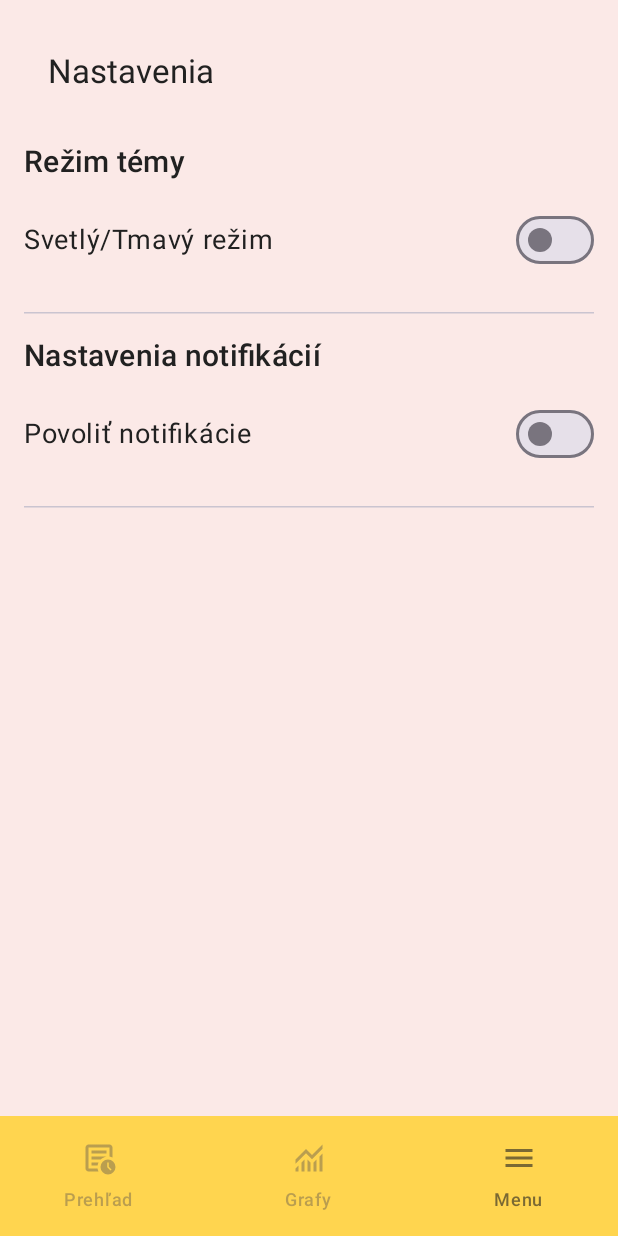
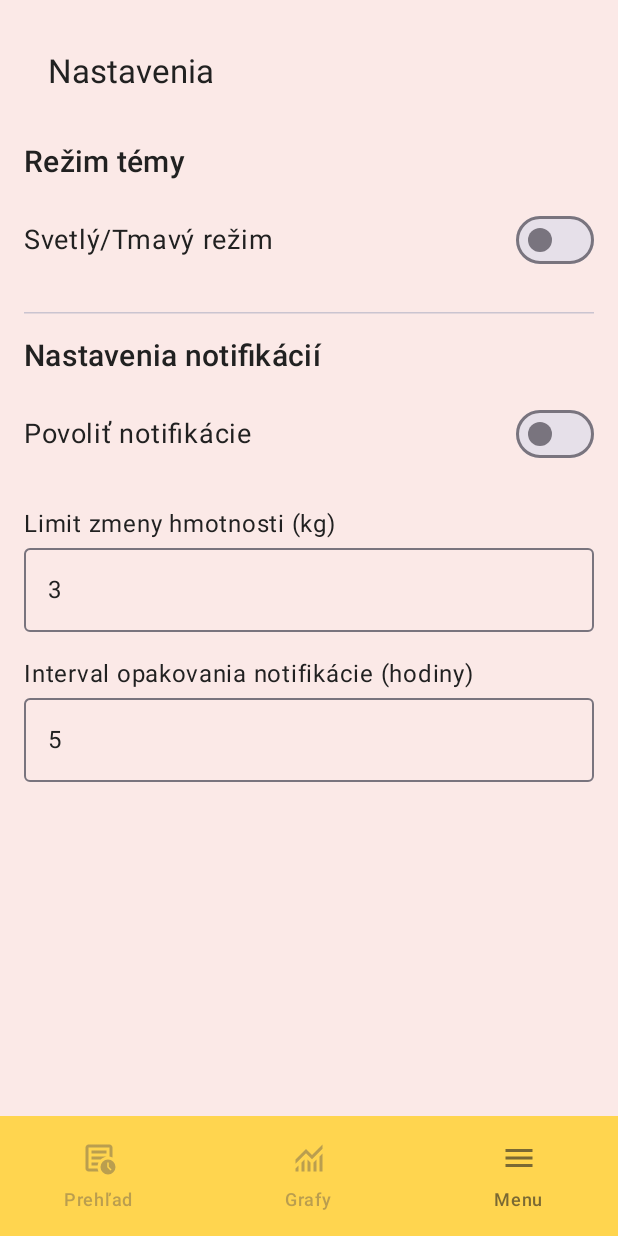
Before and after one commit to Miclah/BeeSense, an Android app built with Jetpack Compose: the SettingsScreen screen opened through its navigation route, on a phone screen of 412 x 824 dp. Run offline under Robolectric (Android 15) with nearby library versions, the phone set to English and light mode, and no system bars.

Commit message:
Advanced Notification Settings
- Added input for setting max allowed weight change before sending notification.
- Added input for inactivity time (hours) to repeat notification.
- Created a sample Notification class.

```diff
--- a/app/src/main/java/com/beesense/ui/screens/subscreens/SettingsScreen.kt
+++ b/app/src/main/java/com/beesense/ui/screens/subscreens/SettingsScreen.kt
@@ -5,14 +5,10 @@ import androidx.compose.foundation.layout.Column
 import androidx.compose.foundation.layout.Row
 import androidx.compose.foundation.layout.fillMaxWidth
 import androidx.compose.foundation.layout.padding
-import androidx.compose.foundation.shape.RoundedCornerShape
-import androidx.compose.material3.Button
-import androidx.compose.material3.Divider
 import androidx.compose.material3.ExperimentalMaterial3Api
 import androidx.compose.material3.HorizontalDivider
 import androidx.compose.material3.MaterialTheme
 import androidx.compose.material3.Switch
-import androidx.compose.material3.SwitchDefaults
 import androidx.compose.material3.Text
 import androidx.compose.material3.TopAppBar
 import androidx.compose.runtime.Composable
@@ -32,6 +28,9 @@ fun SettingsScreen() {
     var isDarkMode by remember { mutableStateOf(false) }
     var areNotificationsEnabled by remember { mutableStateOf(false) }
 
+    var weightThreshold by remember { mutableStateOf("3") }
+    var inactivityThresholdHours by remember { mutableStateOf("5") }
+
     BeeSenseTheme(darkTheme = isDarkMode) {
         Column(modifier = Modifier.padding(16.dp)) {
             TopAppBar(
@@ -49,21 +48,15 @@ fun SettingsScreen() {
                 horizontalArrangement = Arrangement.SpaceBetween,
                 verticalAlignment = Alignment.CenterVertically
             ) {
-                Text(
-                    text = "Svetlý/Tmavý režim",
-                    style = MaterialTheme.typography.bodyLarge.copy(fontSize = 18.sp)
-                )
+                Text("Svetlý/Tmavý režim", style = MaterialTheme.typography.bodyLarge.copy(fontSize = 18.sp))
                 Switch(
                     checked = isDarkMode,
-                    onCheckedChange = {
-                        isDarkMode = it
-                    },
+                    onCheckedChange = { isDarkMode = it },
                     modifier = Modifier.padding(vertical = 8.dp)
                 )
             }
 
             HorizontalDivider(modifier = Modifier.padding(vertical = 16.dp))
-
 
             Text(
                 text = "Nastavenia notifikácií",
@@ -76,10 +69,7 @@ fun SettingsScreen() {
                 horizontalArrangement = Arrangement.SpaceBetween,
                 verticalAlignment = Alignment.CenterVertically
             ) {
-                Text(
-                    text = "Povoliť notifikácie",
-                    style = MaterialTheme.typography.bodyLarge.copy(fontSize = 18.sp)
-                )
+                Text("Povoliť notifikácie", style = MaterialTheme.typography.bodyLarge.copy(fontSize = 18.sp))
                 Switch(
                     checked = areNotificationsEnabled,
                     onCheckedChange = { areNotificationsEnabled = it },
@@ -87,7 +77,33 @@ fun SettingsScreen() {
                 )
             }
 
-            HorizontalDivider(modifier = Modifier.padding(vertical = 16.dp))
+            Text(
+                text = "Limit zmeny hmotnosti (kg)",
+                style = MaterialTheme.typography.bodyLarge.copy(fontSize = 16.sp),
+                modifier = Modifier.padding(top = 16.dp, bottom = 4.dp)
+            )
+            androidx.compose.material3.OutlinedTextField(
+                value = weightThreshold,
+                onValueChange = { weightThreshold = it.filter { ch -> ch.isDigit() || ch == '.' } },
+                modifier = Modifier.fillMaxWidth(),
+                placeholder = { Text("Napr. 3.0") },
+                singleLine = true
+            )
+
+
+            Text(
+                text = "Interval opakovania notifikácie (hodiny)",
+                style = MaterialTheme.typography.bodyLarge.copy(fontSize = 16.sp),
+                modifier = Modifier.padding(top = 16.dp, bottom = 4.dp)
+            )
+            androidx.compose.material3.OutlinedTextField(
+                value = inactivityThresholdHours,
+                onValueChange = { inactivityThresholdHours = it.filter { ch -> ch.isDigit() } },
+                modifier = Modifier.fillMaxWidth(),
+                placeholder = { Text("Napr. 5") },
+                singleLine = true
+            )
+
         }
     }
 }
--- a/build.gradle.kts
+++ b/build.gradle.kts
@@ -2,4 +2,5 @@
 plugins {
     alias(libs.plugins.android.application) apply false
     alias(libs.plugins.kotlin.android) apply false
+    alias(libs.plugins.compose.compiler) apply false
 }
```
Also changed, not shown: app/build.gradle.kts (+3 -4 lines), app/src/main/java/com/beesense/notification/Notification.kt (added, +7 -0 lines), gradle/libs.versions.toml (+9 -5 lines).
